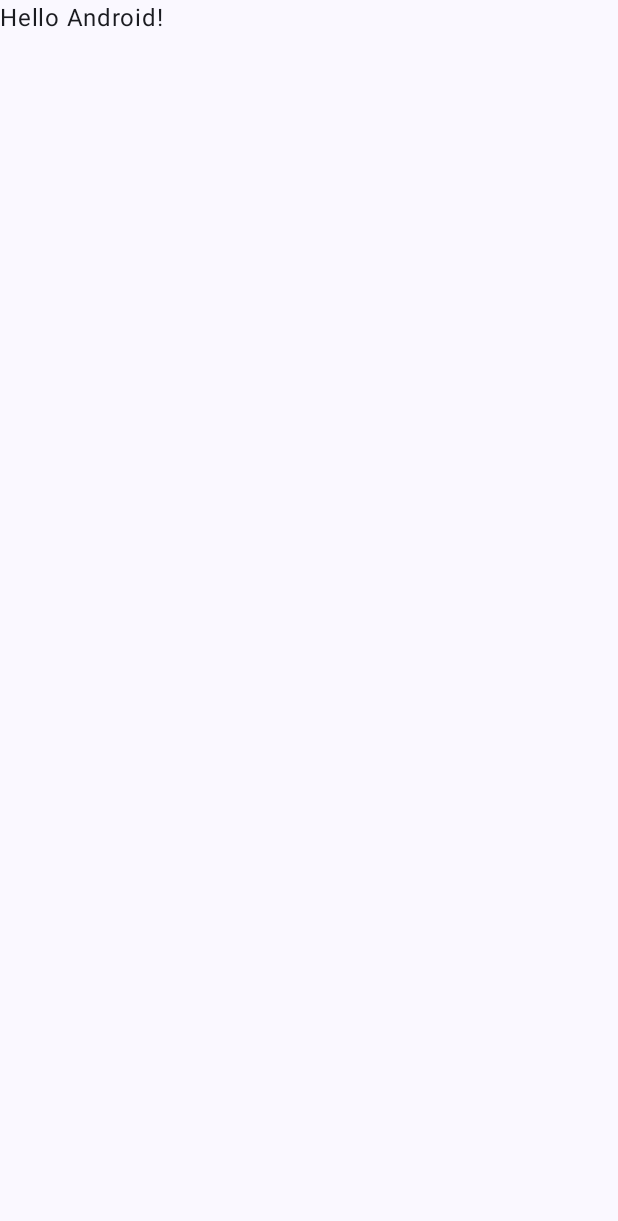
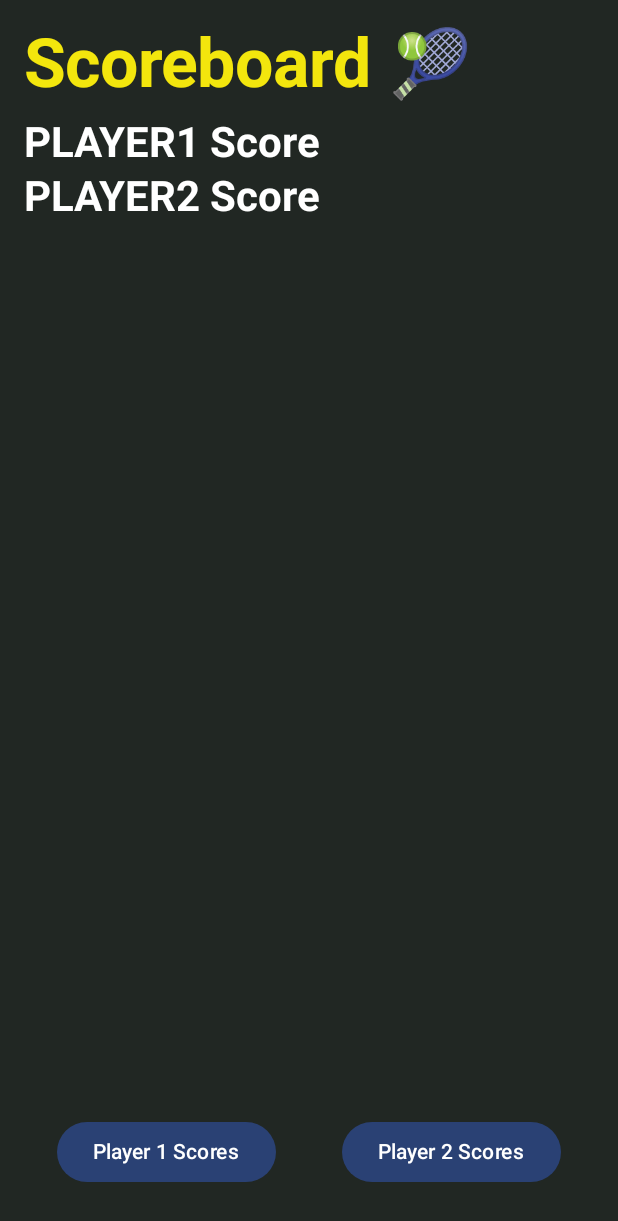
Before and after one commit to carlosjimz87/TennisScoreboard, an Android app built with Jetpack Compose: the screen it shows after launch (MainActivity), on a phone screen of 412 x 824 dp. Before the commit the part shown is almost empty. Shown: the top 1221 px of the screen. Run offline under Robolectric (Android 15) with nearby library versions, the phone set to English and light mode, and no system bars.

Commit message:
:construction: Prepare main screen

```diff
--- a/app/src/main/java/com/carlosjimz87/tennisscoreboard/MainActivity.kt
+++ b/app/src/main/java/com/carlosjimz87/tennisscoreboard/MainActivity.kt
@@ -7,10 +7,8 @@ import androidx.activity.enableEdgeToEdge
 import androidx.compose.foundation.layout.fillMaxSize
 import androidx.compose.foundation.layout.padding
 import androidx.compose.material3.Scaffold
-import androidx.compose.material3.Text
-import androidx.compose.runtime.Composable
 import androidx.compose.ui.Modifier
-import androidx.compose.ui.tooling.preview.Preview
+import com.carlosjimz87.tennisscoreboard.ui.screens.ScoreboardScreen
 import com.carlosjimz87.tennisscoreboard.ui.theme.TennisScoreboardTheme
 
 class MainActivity : ComponentActivity() {
@@ -20,28 +18,9 @@ class MainActivity : ComponentActivity() {
         setContent {
             TennisScoreboardTheme {
                 Scaffold(modifier = Modifier.fillMaxSize()) { innerPadding ->
-                    Greeting(
-                        name = "Android",
-                        modifier = Modifier.padding(innerPadding)
-                    )
+                    ScoreboardScreen(modifier = Modifier.padding(innerPadding))
                 }
             }
         }
     }
 }
-
-@Composable
-fun Greeting(name: String, modifier: Modifier = Modifier) {
-    Text(
-        text = "Hello $name!",
-        modifier = modifier
-    )
-}
-
-@Preview(showBackground = true)
-@Composable
-fun GreetingPreview() {
-    TennisScoreboardTheme {
-        Greeting("Android")
-    }
-}
--- /dev/null
+++ b/app/src/main/java/com/carlosjimz87/tennisscoreboard/domain/models/Player.kt
@@ -0,0 +1,6 @@
+package com.carlosjimz87.tennisscoreboard.domain.models
+
+enum class Player(val desc: String) {
+    PLAYER1("Player 1"),
+    PLAYER2("Player 2")
+}
--- /dev/null
+++ b/app/src/main/java/com/carlosjimz87/tennisscoreboard/ui/screens/ScoreboardScreen.kt
@@ -0,0 +1,77 @@
+package com.carlosjimz87.tennisscoreboard.ui.screens
+
+
+import androidx.compose.foundation.background
+import androidx.compose.foundation.layout.Arrangement
+import androidx.compose.foundation.layout.Column
+import androidx.compose.foundation.layout.Row
+import androidx.compose.foundation.layout.Spacer
+import androidx.compose.foundation.layout.fillMaxWidth
+import androidx.compose.foundation.layout.height
+import androidx.compose.foundation.layout.padding
+import androidx.compose.foundation.layout.width
+import androidx.compose.material3.Button
+import androidx.compose.material3.MaterialTheme
+import androidx.compose.material3.Text
+import androidx.compose.runtime.Composable
+import androidx.compose.ui.Modifier
+import androidx.compose.ui.text.font.FontWeight
+import androidx.compose.ui.Alignment
+import androidx.compose.ui.unit.dp
+import com.carlosjimz87.tennisscoreboard.domain.models.Player
+import com.carlosjimz87.tennisscoreboard.ui.theme.Colors
+
+@Composable
+fun ScoreboardScreen(modifier: Modifier = Modifier) {
+    Column(
+        modifier = modifier
+            .fillMaxWidth()
+            .background(Colors.darkGreen)
+            .padding(16.dp)
+    ) {
+        // Scoreboard Header
+        Column {
+
+            Text(
+                text = "Scoreboard 🎾",
+                style = MaterialTheme.typography.displayMedium,
+                fontWeight = FontWeight.Bold,
+                color = Colors.yellow,
+                modifier = Modifier.fillMaxWidth().align(Alignment.CenterHorizontally)
+            )
+
+            Spacer(modifier = Modifier.height(8.dp))
+
+            Column {
+                listOf(Player.PLAYER1, Player.PLAYER2).forEach { player ->
+                    Text(
+                        text = "$player Score",
+                        style = MaterialTheme.typography.headlineMedium,
+                        color = Colors.white,
+                        fontWeight = FontWeight.Bold
+                    )
+                }
+            }
+
+        }
+        Spacer(modifier = Modifier.weight(1f))
+
+        // Buttons to annotate points
+        Row(
+            modifier = modifier.fillMaxWidth().height(64.dp),
+            horizontalArrangement = Arrangement.SpaceAround
+        ) {
+            Button(
+                onClick = {  },
+            ) {
+                Text("Player 1 Scores")
+            }
+
+            Button(
+                onClick = {  },
+            ) {
+                Text("Player 2 Scores")
+            }
+        }
+    }
+}
--- a/gradle/libs.versions.toml
+++ b/gradle/libs.versions.toml
@@ -1,7 +1,7 @@
 [versions]
 agp = "8.7.3"
 kotlin = "2.0.0"
-coreKtx = "1.15.0"
+coreKtx = "1.13.1"
 junit = "4.13.2"
 junitVersion = "1.2.1"
 espressoCore = "3.6.1"
```
